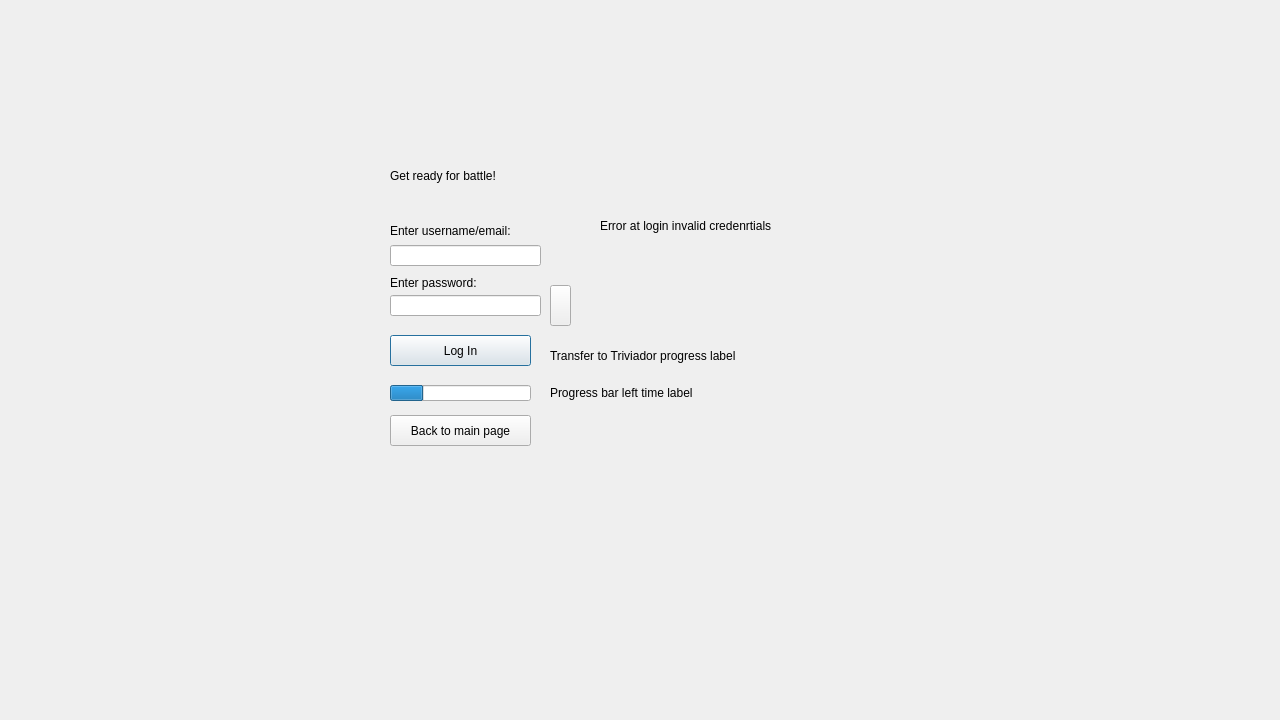
This is Triviador/Triviador/Login.ui in AndreiAndreea/TriviadorMCpp as Qt 5 draws it before an edit. The edited form follows.
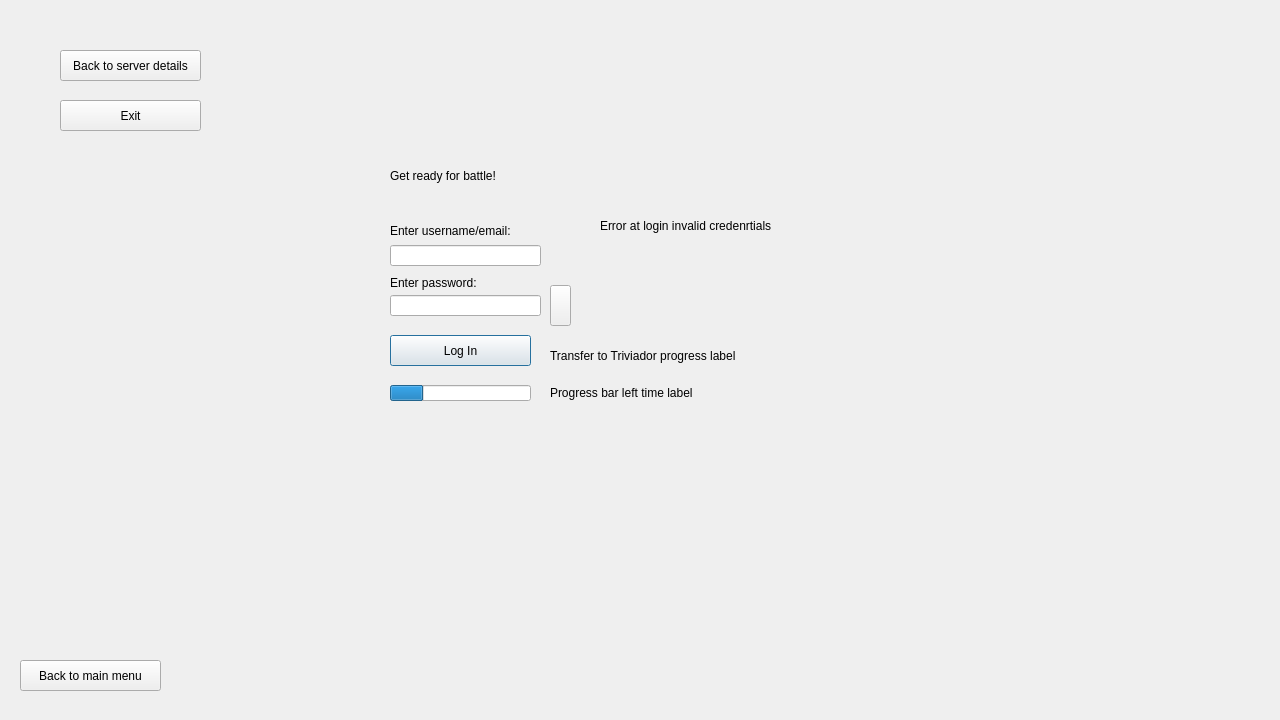
This is the edited form.

Commit message: Added user work-flow for login and logout from the server with sync into the database of user status (Online / Offline). Added a basic lobby UI.

What changed in the file:
```diff
--- a/Triviador/Triviador/Login.ui
+++ b/Triviador/Triviador/Login.ui
@@ -64,14 +64,14 @@
     <widget class="QPushButton" name="loginBackPushButton">
      <property name="geometry">
       <rect>
-       <x>390</x>
-       <y>415</y>
+       <x>60</x>
+       <y>50</y>
        <width>141</width>
        <height>31</height>
       </rect>
      </property>
      <property name="text">
-      <string>Back to main page</string>
+      <string>Back to server details</string>
      </property>
     </widget>
     <widget class="QPushButton" name="displayPasswordPushButton">
@@ -194,6 +194,32 @@
       <string>Enter username/email:</string>
      </property>
     </widget>
+    <widget class="QPushButton" name="exitPushButton">
+     <property name="geometry">
+      <rect>
+       <x>60</x>
+       <y>100</y>
+       <width>141</width>
+       <height>31</height>
+      </rect>
+     </property>
+     <property name="text">
+      <string>Exit</string>
+     </property>
+    </widget>
+    <widget class="QPushButton" name="mainMenuPushButton">
+     <property name="geometry">
+      <rect>
+       <x>20</x>
+       <y>660</y>
+       <width>141</width>
+       <height>31</height>
+      </rect>
+     </property>
+     <property name="text">
+      <string>Back to main menu</string>
+     </property>
+    </widget>
    </widget>
   </widget>
  </widget>
```
Left out of the diff: 7 changed lines with no effect on the pictures. The commit also changes 9 other files.
